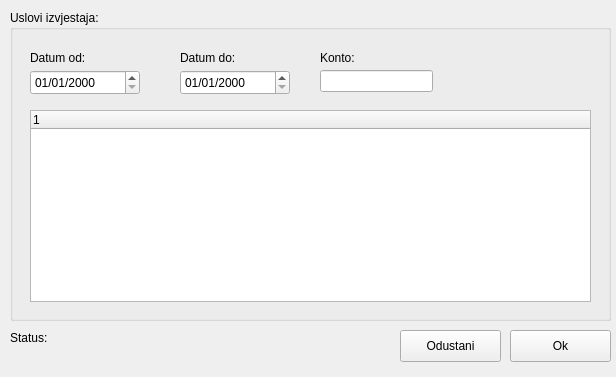
This is hello_world_xtuple/client/uiforms/subanReport.ui in vsasa/xtuple_playground as Qt 5 draws it before an edit. The edited form follows.
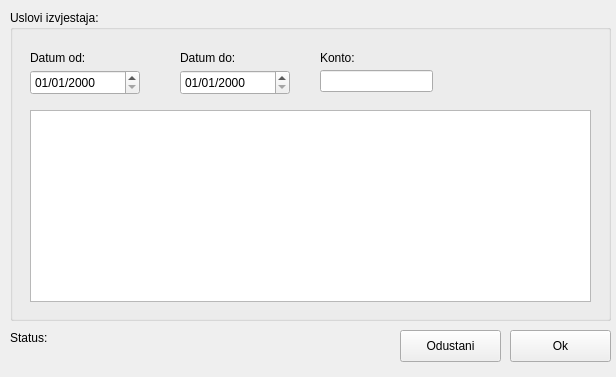
This is the edited form. Custom widgets are drawn as their Qt base class.

Commit message: subanalitička specifikacija - report

The edit to the form file:
```diff
--- a/hello_world_xtuple/client/uiforms/subanReport.ui
+++ b/hello_world_xtuple/client/uiforms/subanReport.ui
@@ -107,7 +107,7 @@
      <string>Konto:</string>
     </property>
    </widget>
-   <widget class="QTreeWidget" name="_view">
+   <widget class="XTreeView" name="_view">
     <property name="geometry">
      <rect>
       <x>20</x>
@@ -116,11 +116,6 @@
       <height>192</height>
      </rect>
     </property>
-    <column>
-     <property name="text">
-      <string notr="true">1</string>
-     </property>
-    </column>
    </widget>
   </widget>
   <widget class="QPushButton" name="_btnOk">
@@ -163,6 +158,13 @@
    </property>
   </widget>
  </widget>
+ <customwidgets>
+  <customwidget>
+   <class>XTreeView</class>
+   <extends>QTreeView</extends>
+   <header>xtreeview.h</header>
+  </customwidget>
+ </customwidgets>
  <resources/>
  <connections/>
 </ui>
```
The commit also changes 5 other files.
